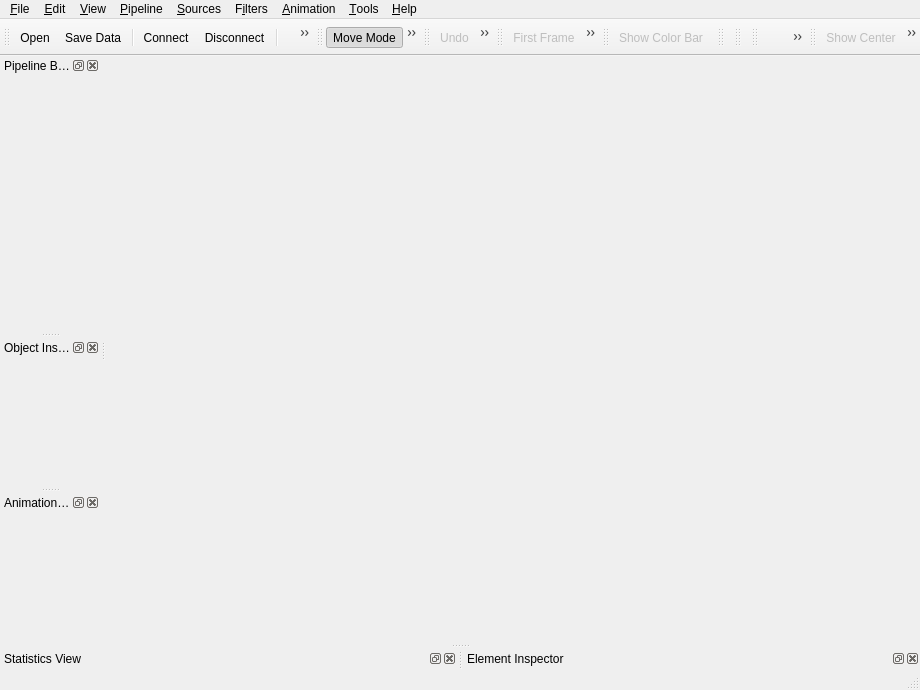
Old version of the form Applications/Client/MainWindow.ui in the repository wildmichael/ParaView3-enhancements-old.
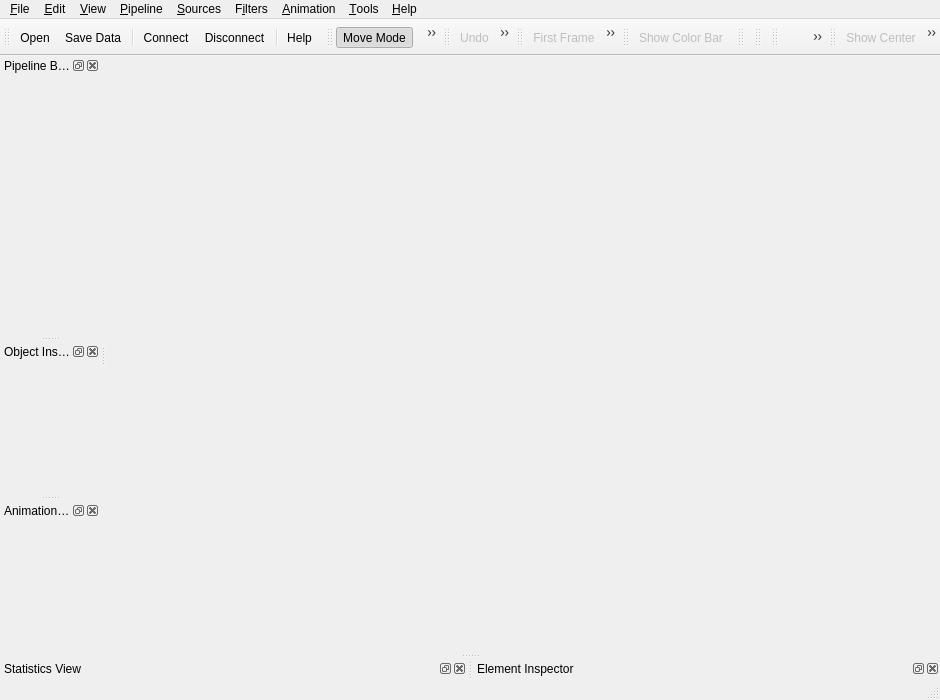
New version of the form. Icons and pictures are not drawn.

Commit message: BUG:  Make main window slightly bigger so tests pass on some machines       with multiple views.  We should do something better than this.

Diff of the .ui file:
```diff
--- a/Applications/Client/MainWindow.ui
+++ b/Applications/Client/MainWindow.ui
@@ -5,8 +5,8 @@
    <rect>
     <x>0</x>
     <y>0</y>
-    <width>920</width>
-    <height>690</height>
+    <width>940</width>
+    <height>700</height>
    </rect>
   </property>
   <property name="windowTitle" >
```
